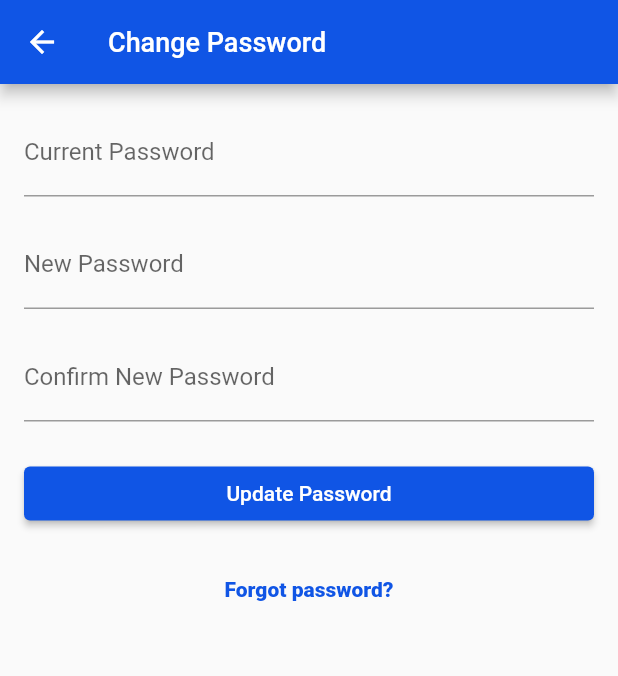
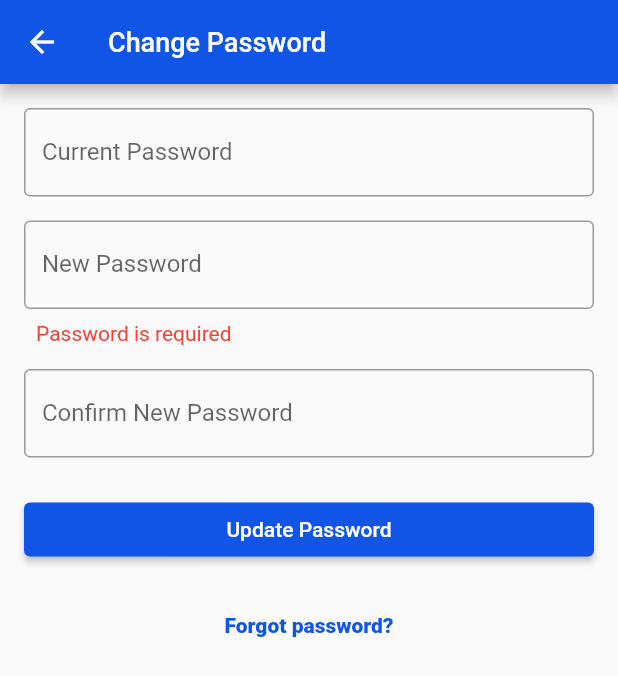
Before and after one commit to Abram-MrRight/DoctorsAppointment-App, a Flutter app: the PasswordChangeView screen opened directly, on a phone screen of 412 x 824 dp. Shown: the top 676 px of the screen. Run offline on Flutter 3.47's test engine with Material 2 defaults, Android fonts, the phone set to English and light mode, and no system bars; our stand-ins replace badges, cloud_firestore, dio, firebase_auth, firebase_core, flutter_holo_date_picker and 9 more; accounts and stored records are empty; Roboto replaces fonts that are missing (Nunito-Light).

Commit message:
updated ChangePassword

```diff
--- a/lib/views/profile/password_changing_view.dart
+++ b/lib/views/profile/password_changing_view.dart
@@ -1,9 +1,11 @@
+import 'package:firebase_auth/firebase_auth.dart';
 import 'package:doctors_appt/consts/colors.dart';
 import 'package:doctors_appt/consts/consts.dart';
 import 'package:flutter/material.dart';
+import 'package:velocity_x/velocity_x.dart';
 
 class PasswordChangeView extends StatefulWidget {
-  const PasswordChangeView({super.key});
+  const PasswordChangeView({Key? key}) : super(key: key);
 
   @override
   _PasswordChangeViewState createState() => _PasswordChangeViewState();
@@ -14,6 +16,69 @@ class _PasswordChangeViewState extends State<PasswordChangeView> {
   final TextEditingController newPasswordController = TextEditingController();
   final TextEditingController confirmNewPasswordController =
   TextEditingController();
+
+  final FirebaseAuth _auth = FirebaseAuth.instance;
+
+  String? validatePassword(String password) {
+    if (password.isEmpty) {
+      return 'Password is required';
+    } else if (password.length < 4) {
+      return 'Password must be at least 6 characters long';
+    }
+    return null;
+  }
+
+  Future<void> changePassword() async {
+    try {
+      final User? user = _auth.currentUser;
+
+      if (user != null) {
+        // Reauthenticate the user
+        final AuthCredential credential = EmailAuthProvider.credential(
+          email: user.email!,
+          password: currentPasswordController.text,
+        );
+
+        await user.reauthenticateWithCredential(credential);
+
+        // Validate the new password
+        final newPassword = newPasswordController.text;
+        final confirmPassword = confirmNewPasswordController.text;
+
+        final newPasswordError = validatePassword(newPassword);
+        final confirmPasswordError =
+        newPassword != confirmPassword ? 'Passwords do not match' : null;
+
+        if (newPasswordError != null || confirmPasswordError != null) {
+          VxToast.show(
+            context,
+            msg: newPasswordError ?? confirmPasswordError!,
+            bgColor: Colors.red,
+          );
+          return;
+        }
+
+        // Change the user's password
+        await user.updatePassword(newPassword);
+
+        // Show success message
+        VxToast.show(
+            context,
+            msg: "Password changed successfully",
+            bgColor: Colors.red,
+            textColor: Colors.white,
+            position: VxToastPosition.top,
+        );
+        Navigator.of(context).pop();
+      } else {
+        // Handle the case where the user is not signed in
+        VxToast.show(context, msg: "User not signed in");
+      }
+    } catch (e) {
+      // Handle errors (e.g., invalid current password, weak password)
+      VxToast.show(context, msg: "Error changing password: $e");
+    }
+  }
 
   @override
   Widget build(BuildContext context) {
@@ -29,30 +94,55 @@ class _PasswordChangeViewState extends State<PasswordChangeView> {
             TextField(
               controller: currentPasswordController,
               obscureText: true,
-              decoration: const InputDecoration(labelText: 'Current Password'),
+              decoration: InputDecoration(
+                labelText: 'Current Password',
+                border: OutlineInputBorder(),
+              ),
             ),
             const SizedBox(height: 16.0),
             TextField(
               controller: newPasswordController,
               obscureText: true,
-              decoration: const InputDecoration(labelText: 'New Password'),
+              decoration: InputDecoration(
+                labelText: 'New Password',
+                border: OutlineInputBorder(),
+              ),
             ),
+            if (validatePassword(newPasswordController.text) != null)
+              const SizedBox(height: 8.0),
+            if (validatePassword(newPasswordController.text) != null)
+              Padding(
+                padding: const EdgeInsets.only(left: 8.0),
+                child: Text(
+                  validatePassword(newPasswordController.text)!,
+                  style: TextStyle(color: Colors.red),
+                ),
+              ),
             const SizedBox(height: 16.0),
             TextField(
               controller: confirmNewPasswordController,
               obscureText: true,
-              decoration: const InputDecoration(labelText: 'Confirm New Password'),
+              decoration: InputDecoration(
+                labelText: 'Confirm New Password',
+                border: OutlineInputBorder(),
+              ),
             ),
+            if (newPasswordController.text != confirmNewPasswordController.text)
+              const SizedBox(height: 8.0),
+            if (newPasswordController.text != confirmNewPasswordController.text)
+              Padding(
+                padding: const EdgeInsets.only(left: 8.0),
+                child: Text(
+                  'Passwords do not match',
+                  style: TextStyle(color: Colors.red),
+                ),
+              ),
             const SizedBox(height: 24.0),
             ElevatedButton(
-              onPressed: () {
-                // Validate passwords and perform the update
-                VxToast.show(context, msg: "Password changed");
-                Navigator.of(context).pop();
-              },
+              onPressed: changePassword,
               style: ElevatedButton.styleFrom(
-                backgroundColor: AppColors.blueTheme,
-                foregroundColor: AppColors.whiteColor
+                primary: AppColors.blueTheme,
+                onPrimary: AppColors.whiteColor,
               ),
               child: const Text('Update Password'),
             ),
@@ -64,8 +154,8 @@ class _PasswordChangeViewState extends State<PasswordChangeView> {
               child: Text(
                 'Forgot password?',
                 style: TextStyle(
-                    color: AppColors.blueTheme,
-                    fontWeight: FontWeight.w900
+                  color: AppColors.blueTheme,
+                  fontWeight: FontWeight.w900,
                 ),
               ),
             ),
```
Also changed, not shown: lib/views/profile/settings_view.dart (+6 -1 lines).
